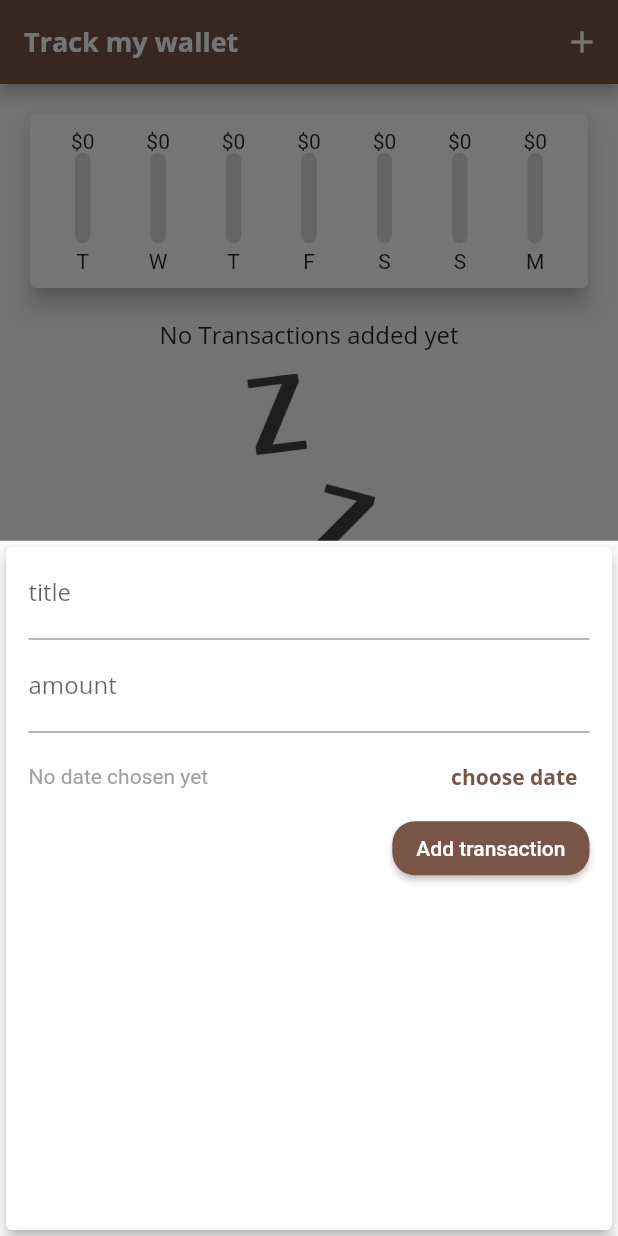
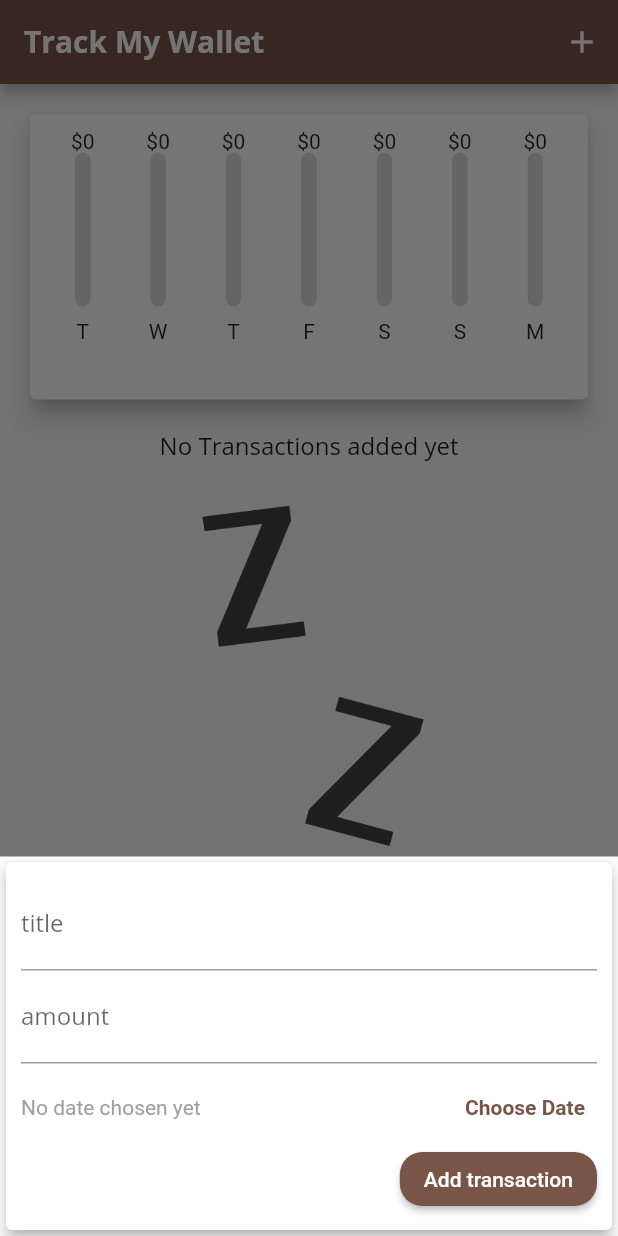
Before and after one commit to NourSabry/track_my_wallet, a Flutter app: the screen it shows after launch, after a tap on the "add" icon, on a phone screen of 412 x 824 dp. Run offline on Flutter 3.47's test engine with Material 2 defaults, Android fonts, the light colour scheme and no system bars.

Commit message:
responsive and adaptive interface

```diff
--- a/lib/main.dart
+++ b/lib/main.dart
@@ -1,10 +1,7 @@
 // ignore_for_file: use_key_in_widget_constructors, avoid_print, unused_element, unrelated_type_equality_checks
 
 import 'package:flutter/material.dart';
-import 'package:track_my_wallet/models/transaction.dart';
-import 'package:track_my_wallet/widgets/compose_transaction.dart';
-import 'package:track_my_wallet/widgets/chart.dart';
-import 'package:track_my_wallet/widgets/transaction_list.dart';
+import 'package:track_my_wallet/screens/home_page.dart';
 
 void main() {
   runApp(MyApp());
@@ -36,100 +33,3 @@ class MyApp extends StatelessWidget {
     );
   }
 }
-
-class HomePage extends StatefulWidget {
-  @override
-  State<HomePage> createState() => _HomePageState();
-}
-
-class _HomePageState extends State<HomePage> {
-  void _newTransactions(String title, double amount, DateTime chosenDate) {
-    final newTx = Transaction(
-      amount: amount,
-      id: DateTime.now().toString(),
-      date: chosenDate,
-      title: title,
-    );
-    setState(() {
-      _usertransactions.add(newTx);
-    });
-  }
-
-  final List<Transaction> _usertransactions = [
-    // Transaction(
-    //   amount: 55.36,
-    //   id: 1,
-    //   time: DateTime.now(),
-    //   title: "New shoes",
-    // ),
-    // Transaction(
-    //   amount: 30.13,
-    //   id: 2,
-    //   time: DateTime.now(),
-    //   title: "Weekly groceries",
-    // ),
-    // Transaction(
-    //   amount: 15.15,
-    //   id: 3,
-    //   time: DateTime.now(),
-    //   title: "New books",
-    // )
-  ];
-  void _startNewTransaction(BuildContext ctx) {
-    showModalBottomSheet(
-      context: ctx,
-      builder: (value) => NewTransaction(_newTransactions),
-    );
-  }
-
-  List<Transaction> get _recentTransactions {
-    return _usertransactions.where((tx) {
-      return tx.date!.isAfter(
-        DateTime.now().subtract(
-          const Duration(days: 7),
-        ),
-      );
-    }).toList();
-  }
-
-  void _deleteTransaction(String id) {
-    setState(() {
-      _usertransactions.removeWhere((tx) => tx.id == id);
-    });
-  }
-
-  @override
-  Widget build(BuildContext context) {
-    return Scaffold(
-      appBar: AppBar(
-        title: const Text("Track my wallet"),
-        actions: [
-          IconButton(
-            onPressed: () {
-              _startNewTransaction(context);
-            },
-            icon: const Icon(Icons.add),
-          )
-        ],
-      ),
-      body: SingleChildScrollView(
-        child: Column(
-          mainAxisAlignment: MainAxisAlignment.start,
-          children: [
-            SizedBox(
-              width: double.infinity,
-              child: Chart(_recentTransactions),
-            ),
-            TransactionList(_usertransactions , _deleteTransaction),
-          ],
-        ),
-      ),
-      floatingActionButton: FloatingActionButton(
-        onPressed: () {
-          _startNewTransaction(context);
-        },
-        child: const Icon(Icons.add),
-      ),
-    );
-  }
-}
--- /dev/null
+++ b/lib/screens/home_page.dart
@@ -0,0 +1,169 @@
+// ignore_for_file: use_key_in_widget_constructors
+import 'dart:io';
+import 'package:flutter/cupertino.dart';
+import 'package:flutter/material.dart';
+import 'package:track_my_wallet/models/transaction.dart';
+import 'package:track_my_wallet/widgets/compose_transaction.dart';
+import 'package:track_my_wallet/widgets/chart.dart';
+import 'package:track_my_wallet/widgets/transaction_list.dart';
+
+class HomePage extends StatefulWidget {
+  @override
+  State<HomePage> createState() => _HomePageState();
+}
+
+class _HomePageState extends State<HomePage> {
+  void _newTransactions(String title, double amount, DateTime chosenDate) {
+    final newTx = Transaction(
+      amount: amount,
+      id: DateTime.now().toString(),
+      date: chosenDate,
+      title: title,
+    );
+    setState(() {
+      _usertransactions.add(newTx);
+    });
+  }
+
+  final List<Transaction> _usertransactions = [];
+  void _startNewTransaction(BuildContext ctx) {
+    showModalBottomSheet(
+      context: ctx,
+      builder: (value) => NewTransaction(_newTransactions),
+    );
+  }
+
+  bool _showChart = false;
+
+  void toggleSwitch(bool value) {
+    if (_showChart == false) {
+      setState(() {
+        _showChart = true;
+      });
+    } else {
+      setState(() {
+        _showChart = false;
+      });
+    }
+  }
+
+  List<Transaction> get _recentTransactions {
+    return _usertransactions.where((tx) {
+      return tx.date!.isAfter(
+        DateTime.now().subtract(
+          const Duration(days: 7),
+        ),
+      );
+    }).toList();
+  }
+
+  void _deleteTransaction(String id) {
+    setState(() {
+      _usertransactions.removeWhere((tx) => tx.id == id);
+    });
+  }
+
+  @override
+  Widget build(BuildContext context) {
+    //textScaleFactor is equal to 1, so it would change automatically when the user adjust the font Size with his own way
+    final mediaQuery = MediaQuery.of(context);
+    final textSaleFactor = mediaQuery.textScaleFactor;
+    final isLandScabe = mediaQuery.orientation == Orientation.landscape;
+    final dynamic appBar = Platform.isIOS
+        ? CupertinoNavigationBar(
+            middle: Text(
+              'Track My Wallet',
+              style: TextStyle(fontSize: 20 * textSaleFactor),
+            ),
+            trailing: Row(
+              mainAxisSize: MainAxisSize.min,
+              children: <Widget>[
+                GestureDetector(
+                  child: const Icon(CupertinoIcons.add),
+                  onTap: () => _startNewTransaction(context),
+                ),
+              ],
+            ),
+          )
+        : AppBar(
+            title: Text(
+              'Track My Wallet',
+              style: TextStyle(fontSize: 20 * textSaleFactor),
+            ),
+            actions: <Widget>[
+              IconButton(
+                icon: const Icon(Icons.add),
+                onPressed: () => _startNewTransaction(context),
+              ),
+            ],
+          );
+    final txsList = SizedBox(
+      height: (mediaQuery.size.height - appBar.preferredSize.height) * 0.75,
+      child: TransactionList(_usertransactions, _deleteTransaction),
+    );
+
+    final pageBody = SafeArea(
+      child: SingleChildScrollView(
+        child: Column(
+          mainAxisAlignment: MainAxisAlignment.start,
+          children: [
+            if (isLandScabe)
+              Row(
+                mainAxisAlignment: MainAxisAlignment.center,
+                children: [
+                  const Text("Show Chart"),
+                  Switch.adaptive(
+                    activeColor: Theme.of(context).primaryColor,
+                    value: _showChart,
+                    onChanged: toggleSwitch,
+                  ),
+                ],
+              ),
+            if (!isLandScabe)
+              SizedBox(
+                width: double.infinity,
+                child: SizedBox(
+                  height: (mediaQuery.size.height -
+                          appBar.preferredSize.height -
+                          mediaQuery.padding.top) *
+                      0.3,
+                  child: Chart(_recentTransactions),
+                ),
+              ),
+            if (!isLandScabe) txsList,
+            if (isLandScabe)
+              _showChart
+                  ? SizedBox(
+                      width: double.infinity,
+                      child: SizedBox(
+                        height: (mediaQuery.size.height -
+                                appBar.preferredSize.height -
+                                mediaQuery.padding.top) *
+                            0.7,
+                        child: Chart(_recentTransactions),
+                      ),
+                    )
+                  : txsList,
+          ],
+        ),
+      ),
+    );
+    return Platform.isIOS
+        ? CupertinoPageScaffold(
+            navigationBar: appBar,
+            child: pageBody,
+          )
+        : Scaffold(
+            appBar: appBar,
+            body: pageBody,
+            floatingActionButton: Platform.isIOS
+                ? Container()
+                : FloatingActionButton(
+                    onPressed: () {
+                      _startNewTransaction(context);
+                    },
+                    child: const Icon(Icons.add),
+                  ),
+          );
+  }
+}
--- /dev/null
+++ b/lib/widgets/adaptive_flat_button.dart
@@ -0,0 +1,36 @@
+// ignore_for_file: use_key_in_widget_constructors
+
+import 'dart:io';
+
+import 'package:flutter/material.dart';
+import 'package:flutter/cupertino.dart';
+
+class AdaptiveFlatButton extends StatelessWidget {
+  final String? text;
+  final Function()? handler;
+
+  const AdaptiveFlatButton(this.text, this.handler);
+
+  @override
+  Widget build(BuildContext context) {
+    return Platform.isIOS
+        ? CupertinoButton(
+            onPressed: handler,
+            child: Text(
+              text!,
+              style: const TextStyle(
+                fontWeight: FontWeight.bold,
+              ),
+            ),
+          )
+        : TextButton(
+            onPressed: handler,
+            child: Text(
+              text!,
+              style: TextStyle(
+                  fontWeight: FontWeight.bold,
+                  color: Theme.of(context).primaryColor),
+            ),
+          );
+  }
+}
--- a/lib/widgets/chart_bar.dart
+++ b/lib/widgets/chart_bar.dart
@@ -9,13 +9,17 @@ class ChartBar extends StatelessWidget {
   const ChartBar(this.title, this.spendingAmount, this.spendingPctOfTotal);
   @override
   Widget build(BuildContext context) {
+    return LayoutBuilder(
+      builder: (ctx, constraint) {
         return Column(
           children: [
             FittedBox(
-          child: Text('\$${spendingAmount!.toStringAsFixed(0)}'),
+              child: Text(
+                '\$${spendingAmount!.toStringAsFixed(0)}',
+              ),
             ),
             SizedBox(
-          height: 60,
+              height: constraint.maxHeight * 0.6,
               width: 10,
               child: Stack(
                 children: [
@@ -44,10 +48,12 @@ class ChartBar extends StatelessWidget {
             ),
             // ignore: prefer_const_constructors
             SizedBox(
-          height: 4,
+              height: constraint.maxHeight * 0.05,
             ),
             Text(title!),
           ],
         );
+      },
+    );
   }
 }
--- a/lib/widgets/compose_transaction.dart
+++ b/lib/widgets/compose_transaction.dart
@@ -2,6 +2,8 @@
 
 import 'package:flutter/material.dart';
 import 'package:intl/intl.dart';
+import 'package:track_my_wallet/widgets/adaptive_flat_button.dart';
+import 'package:track_my_wallet/widgets/customized_elevated_butoon.dart';
 
 class NewTransaction extends StatefulWidget {
   const NewTransaction(this.newtx);
@@ -48,10 +50,16 @@ class _NewTransactionState extends State<NewTransaction> {
 
   @override
   Widget build(BuildContext context) {
-    return Card(
+    return SingleChildScrollView(
+      child: Card(
         elevation: 4,
         child: Padding(
-        padding: const EdgeInsets.symmetric(horizontal: 15),
+          padding: EdgeInsets.only(
+            top: 10,
+            left: 10,
+            right: 10,
+            bottom: MediaQuery.of(context).viewInsets.bottom + 10,
+          ),
           child: Column(
             crossAxisAlignment: CrossAxisAlignment.end,
             children: [
@@ -74,34 +82,22 @@ class _NewTransactionState extends State<NewTransaction> {
                     _selectedDate == null
                         ? "No date chosen yet"
                         : 'picked date is: ${DateFormat.yMd().format(_selectedDate!)}',
-                  style: const TextStyle(color: Colors.grey),
+                    style: const TextStyle(
+                      color: Colors.grey,
                     ),
-                TextButton(
-                  onPressed: _presentDatePicker,
-                  child: Text(
-                    "choose date",
-                    style: TextStyle(
-                        color: Theme.of(context).primaryColor,
-                        fontWeight: FontWeight.bold,
-                        fontFamily: 'OpenSans'),
                   ),
+                  AdaptiveFlatButton(
+                    'Choose Date',
+                    _presentDatePicker,
                   ),
                 ],
               ),
-            ElevatedButton(
+              CustomizedElevatedButton(
                 onPressed: submitData,
-              style: ElevatedButton.styleFrom(
-                backgroundColor: Theme.of(context).primaryColor,
-                foregroundColor: Colors.white,
-                shape: RoundedRectangleBorder(
-                  borderRadius: BorderRadius.circular(15),
-                ),
-              ),
-              child: const Text(
-                "Add transaction",
-              ),
+                title: "Add transaction",
               ),
             ],
+          ),
         ),
       ),
     );
--- /dev/null
+++ b/lib/widgets/customized_elevated_butoon.dart
@@ -0,0 +1,26 @@
+// ignore_for_file: use_key_in_widget_constructors
+
+import 'package:flutter/material.dart';
+
+class CustomizedElevatedButton extends StatelessWidget {
+  const CustomizedElevatedButton({this.onPressed, this.title});
+  final Function()? onPressed;
+  final String? title;
+
+  @override
+  Widget build(BuildContext context) {
+    return ElevatedButton(
+      onPressed: onPressed,
+      style: ElevatedButton.styleFrom(
+        backgroundColor: Theme.of(context).primaryColor,
+        foregroundColor: Colors.white,
+        shape: RoundedRectangleBorder(
+          borderRadius: BorderRadius.circular(15),
+        ),
+      ),
+      child: Text(
+        title!,
+      ),
+    );
+  }
+}
--- a/lib/widgets/transaction_list.dart
+++ b/lib/widgets/transaction_list.dart
@@ -12,32 +12,34 @@ class TransactionList extends StatelessWidget {
 
   @override
   Widget build(BuildContext context) {
-    return SizedBox(
-      height: 500,
-      child: transactions.isEmpty
-          ? Column(
+    return transactions.isEmpty
+        ? LayoutBuilder(builder: (ctx, constraint) {
+            return Column(
               children: [
                 Text(
                   "No Transactions added yet",
                   style: Theme.of(context).textTheme.titleMedium,
                 ),
-                const SizedBox(
-                  height: 15,
+                SizedBox(
+                  height: constraint.maxHeight * 0.05,
                 ),
                 SizedBox(
-                  height: 200,
+                  height: constraint.maxHeight * 0.6,
                   child: Image.asset(
                     "assets/images/waiting.png",
                     fit: BoxFit.cover,
                   ),
                 ),
               ],
-            )
+            );
+          })
         : ListView.builder(
             itemBuilder: ((context, index) => Card(
                   elevation: 5,
-                    margin:
-                        const EdgeInsets.symmetric(horizontal: 5, vertical: 8),
+                  margin: const EdgeInsets.symmetric(
+                    horizontal: 5,
+                    vertical: 8,
+                  ),
                   child: ListTile(
                     leading: CircleAvatar(
                       radius: 30,
@@ -49,7 +51,6 @@ class TransactionList extends StatelessWidget {
                             style: const TextStyle(
                               color: Colors.white,
                               fontWeight: FontWeight.bold,
-                                fontSize: 20,
                             ),
                           ),
                         ),
@@ -58,7 +59,6 @@ class TransactionList extends StatelessWidget {
                     title: Text(
                       transactions[index].title!,
                       style: const TextStyle(
-                          fontSize: 16,
                         fontWeight: FontWeight.bold,
                       ),
                     ),
@@ -68,7 +68,16 @@ class TransactionList extends StatelessWidget {
                         color: Colors.grey,
                       ),
                     ),
-                      trailing: IconButton(
+                    trailing: MediaQuery.of(context).size.width > 460
+                        ? TextButton.icon(
+                            onPressed: () => deleteTx(transactions[index].id!),
+                            label: const Text(
+                              "Delete",
+                              style: TextStyle(color: Colors.red),
+                            ),
+                            icon: const Icon(Icons.delete),
+                          )
+                        : IconButton(
                             color: Theme.of(context).errorColor,
                             onPressed: () => deleteTx(transactions[index].id!),
                             icon: const Icon(Icons.delete),
@@ -76,7 +85,6 @@ class TransactionList extends StatelessWidget {
                   ),
                 )),
             itemCount: transactions.length,
-            ),
           );
   }
 }
```
Lines whose indentation alone changed are shown as unchanged.
